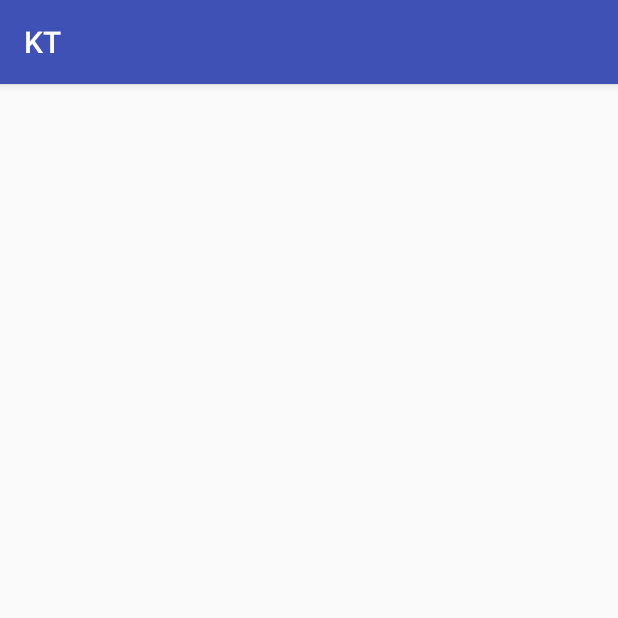
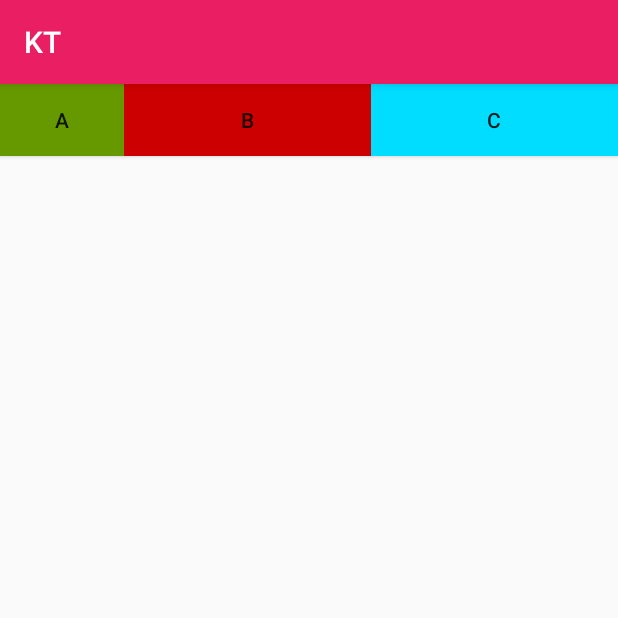
Before and after one commit to chenyy0708/AndroidJetPack, an Android app: the screen it shows after launch (MainActivity), on a phone screen of 412 x 824 dp, the top half of it. Run offline under Robolectric (Android 15) with nearby library versions, the light colour scheme and no system bars; our stand-ins replace RxJava; libraries missing offline, so code that uses them is left out: me.jessyan.retrofiturlmanager; 2 statements that could not run were skipped.

Commit message:
定义APP主题色

```diff
--- a/app/src/main/res/values/colors.xml
+++ b/app/src/main/res/values/colors.xml
@@ -1,6 +1,6 @@
 <?xml version="1.0" encoding="utf-8"?>
 <resources>
-    <color name="colorPrimary">#3F51B5</color>
-    <color name="colorPrimaryDark">#303F9F</color>
+    <color name="colorPrimary">#e91e63</color>
+    <color name="colorPrimaryDark">#b0003a</color>
     <color name="colorAccent">#FF4081</color>
 </resources>
--- a/app/src/main/res/values/ids.xml
+++ b/app/src/main/res/values/ids.xml
@@ -1,6 +1,3 @@
 <?xml version="1.0" encoding="utf-8"?>
 <resources>
-    <item name="tv_home" type="id" />
-    <item name="container" type="id" />
-    <item name="bottom_navigation" type="id" />
 </resources>
--- a/base/src/main/java/com/cyy/base/base/BaseActivity.kt
+++ b/base/src/main/java/com/cyy/base/base/BaseActivity.kt
@@ -2,6 +2,7 @@
 
 import android.app.Activity
 import android.os.Bundle
+import android.support.annotation.LayoutRes
 import android.support.v7.app.AppCompatActivity
 import com.cyy.base.mvp.BasePresenter
 import com.cyy.base.mvp.IModel
@@ -25,7 +26,7 @@
 
     override fun onCreate(savedInstanceState: Bundle?) {
         super.onCreate(savedInstanceState)
-        getLayoutRes()
+        setContentView(getLayoutRes())
         mPresenter = getP()
         mPresenter.attachView(this, getM())
         initData(savedInstanceState)
@@ -46,7 +47,8 @@
      */
     abstract fun getP(): P
 
-    abstract fun getLayoutRes()
+    @LayoutRes
+    abstract fun getLayoutRes(): Int
 
     /**
      * 释放资源
```
Also changed, not shown: app/src/main/java/com/cyy/kt/MainActivity.kt (+2 -17 lines), app/src/main/java/com/cyy/kt/anko/MainActivityUI.kt (deleted, +0 -41 lines).
